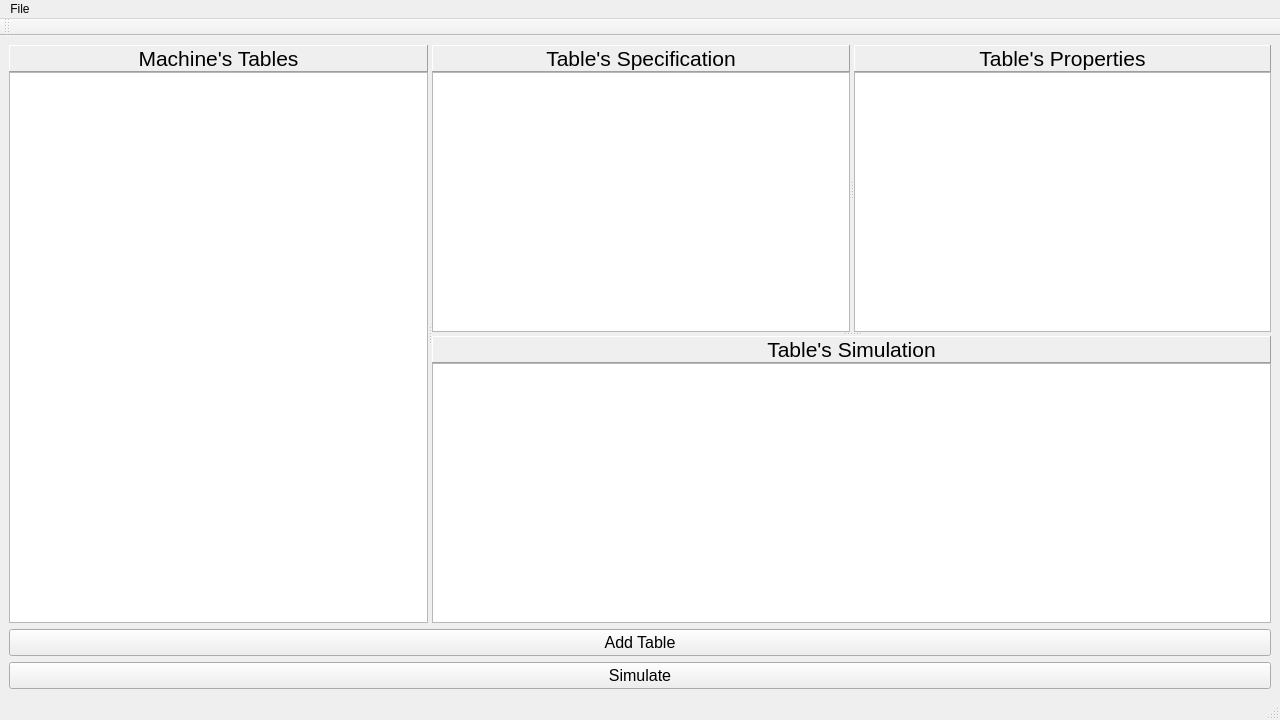
Above: Qt/TuringsMachineSimulator/usermachines.ui from fabioalves98/TuringsMachineGenerator before the change. Below: the same form after it.
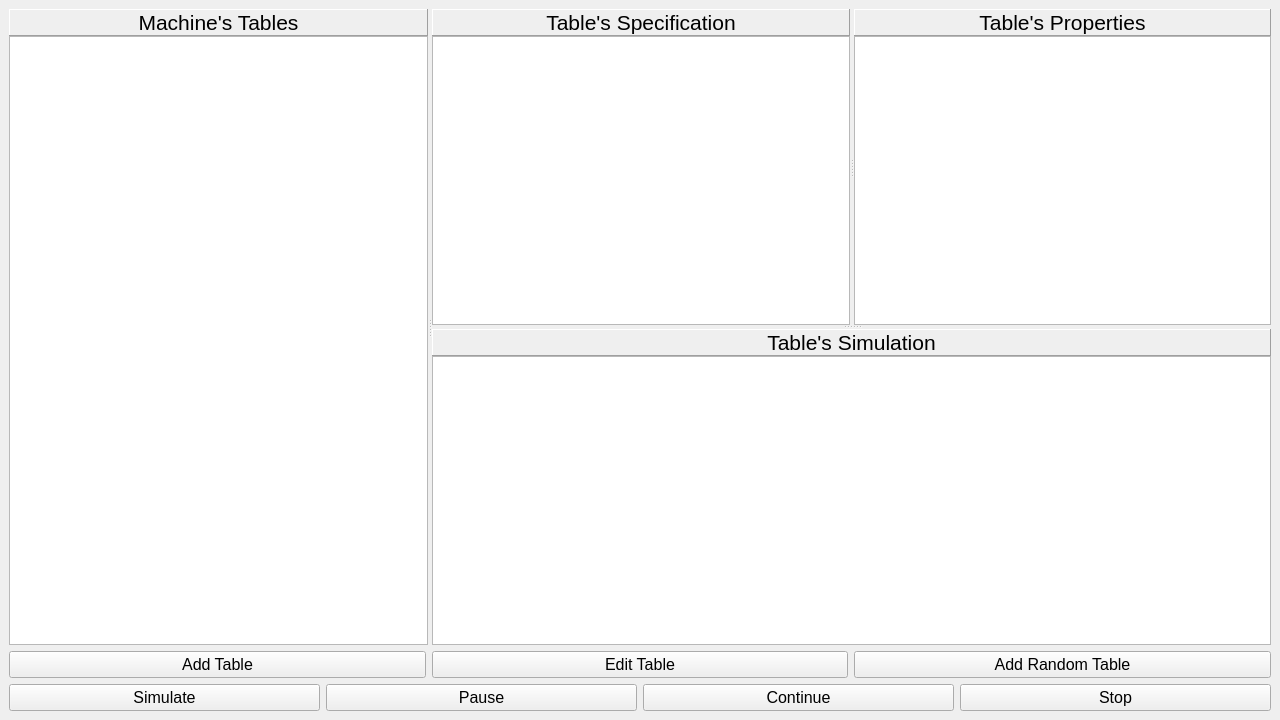
That is the form after the change.

What changed in the file:
```diff
--- a/Qt/TuringsMachineSimulator/usermachines.ui
+++ b/Qt/TuringsMachineSimulator/usermachines.ui
@@ -15,12 +15,11 @@
   </property>
   <property name="styleSheet">
    <string notr="true">QListWidget::item {
-	padding : 3px;
-	border : 0px;
+  padding: 3px;
 }</string>
   </property>
   <widget class="QWidget" name="centralwidget">
-   <layout class="QVBoxLayout" name="verticalLayout">
+   <layout class="QVBoxLayout" name="verticalLayout_2">
     <item>
      <widget class="QSplitter" name="splitter_3">
       <property name="orientation">
@@ -182,6 +181,10 @@
      </widget>
     </item>
     <item>
+     <layout class="QVBoxLayout" name="verticalLayout">
+      <item>
+       <layout class="QHBoxLayout" name="horizontalLayout">
+        <item>
      <widget class="QPushButton" name="addTableBt">
       <property name="font">
        <font>
@@ -194,6 +197,34 @@
      </widget>
     </item>
     <item>
+         <widget class="QPushButton" name="editTableBt">
+          <property name="font">
+           <font>
+            <pointsize>12</pointsize>
+           </font>
+          </property>
+          <property name="text">
+           <string>Edit Table</string>
+          </property>
+         </widget>
+        </item>
+        <item>
+         <widget class="QPushButton" name="randTableBt">
+          <property name="font">
+           <font>
+            <pointsize>12</pointsize>
+           </font>
+          </property>
+          <property name="text">
+           <string>Add Random Table</string>
+          </property>
+         </widget>
+        </item>
+       </layout>
+      </item>
+      <item>
+       <layout class="QHBoxLayout" name="horizontalLayout_2">
+        <item>
      <widget class="QPushButton" name="simBt">
       <property name="minimumSize">
        <size>
@@ -211,35 +242,47 @@
       </property>
      </widget>
     </item>
-   </layout>
-  </widget>
-  <widget class="QMenuBar" name="menubar">
-   <property name="geometry">
-    <rect>
-     <x>0</x>
-     <y>0</y>
-     <width>1280</width>
-     <height>22</height>
-    </rect>
-   </property>
-   <widget class="QMenu" name="menuFile">
-    <property name="title">
-     <string>File</string>
-    </property>
-   </widget>
-   <addaction name="menuFile"/>
-  </widget>
-  <widget class="QStatusBar" name="statusbar"/>
-  <widget class="QToolBar" name="toolBar">
-   <property name="windowTitle">
-    <string>toolBar</string>
-   </property>
-   <attribute name="toolBarArea">
-    <enum>TopToolBarArea</enum>
-   </attribute>
-   <attribute name="toolBarBreak">
-    <bool>false</bool>
-   </attribute>
+        <item>
+         <widget class="QPushButton" name="pauseBt">
+          <property name="font">
+           <font>
+            <pointsize>12</pointsize>
+           </font>
+          </property>
+          <property name="text">
+           <string>Pause</string>
+          </property>
+         </widget>
+        </item>
+        <item>
+         <widget class="QPushButton" name="contBt">
+          <property name="font">
+           <font>
+            <pointsize>12</pointsize>
+           </font>
+          </property>
+          <property name="text">
+           <string>Continue</string>
+          </property>
+         </widget>
+        </item>
+        <item>
+         <widget class="QPushButton" name="stopBt">
+          <property name="font">
+           <font>
+            <pointsize>12</pointsize>
+           </font>
+          </property>
+          <property name="text">
+           <string>Stop</string>
+          </property>
+         </widget>
+        </item>
+       </layout>
+      </item>
+     </layout>
+    </item>
+   </layout>
   </widget>
  </widget>
  <resources/>
```
Lines whose indentation alone changed are shown as unchanged.
